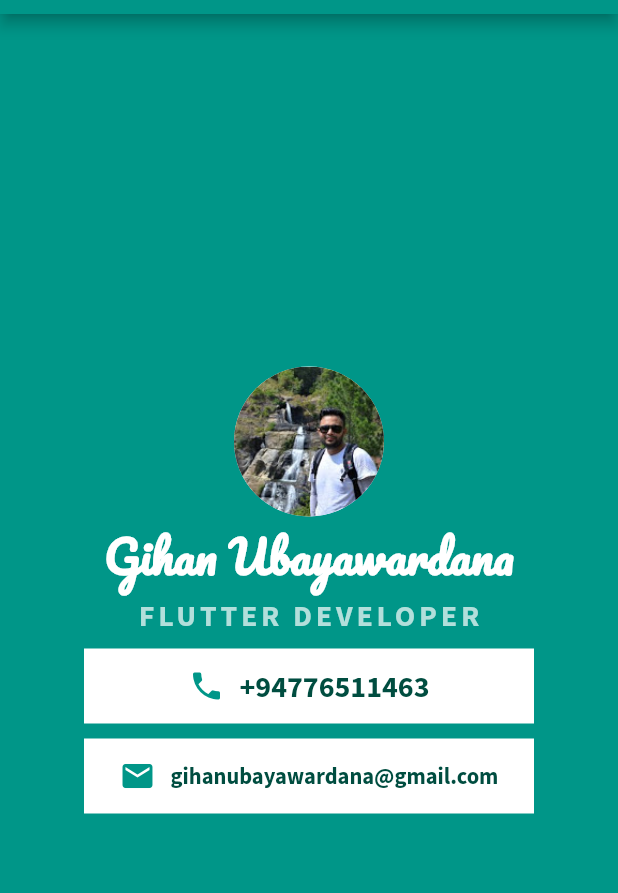
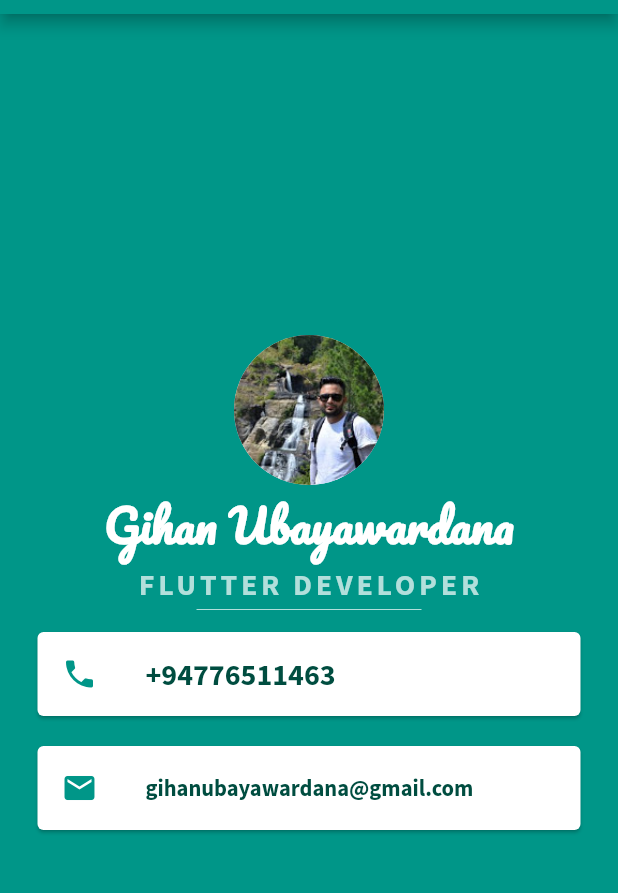
Before and after one commit to gihanmu/flutter-business-card, a Flutter app: the screen it shows after launch, on a phone screen of 412 x 824 dp, the part 70-963 px from its top. Run offline on Flutter 3.47's test engine with Material 2 defaults, Android fonts, the phone set to English and light mode, and no system bars.

Commit message:
add cards

```diff
--- a/lib/main.dart
+++ b/lib/main.dart
@@ -49,20 +49,22 @@ class MyApp extends StatelessWidget {
                   fontWeight: FontWeight.bold,
                 ),
               ),
-              Container(
+              SizedBox(
+                height: 10.0,
+                width: 150.0,
+                child: Divider(
+                  color: Colors.teal.shade100,
+                ),
+              ),
+              Card(
                 color: Colors.white,
-                width: 300.0,
-                height: 50.0,
-                margin: EdgeInsets.only(top: 10.0),
-                child: Row(
-                  mainAxisAlignment: MainAxisAlignment.center,
-                  children: <Widget>[
-                    Icon(
+                margin: EdgeInsets.symmetric(horizontal: 25.0, vertical: 10.0),
+                child: ListTile(
+                  leading: Icon(
                     Icons.phone,
                     color: Colors.teal,
                   ),
-                    SizedBox(width: 10.0),
-                    Text(
+                  title: Text(
                     '+94776511463',
                     style: TextStyle(
                       color: Colors.teal.shade900,
@@ -70,24 +72,18 @@ class MyApp extends StatelessWidget {
                       fontWeight: FontWeight.bold,
                       fontSize: 20.0,
                     ),
-                    )
-                  ],
                   ),
                 ),
-              Container(
+              ),
+              Card(
                 color: Colors.white,
-                width: 300.0,
-                height: 50.0,
-                margin: EdgeInsets.only(top: 10.0),
-                child: Row(
-                  mainAxisAlignment: MainAxisAlignment.center,
-                  children: <Widget>[
-                    Icon(
+                margin: EdgeInsets.symmetric(horizontal: 25.0, vertical: 10.0),
+                child: ListTile(
+                  leading: Icon(
                     Icons.email,
                     color: Colors.teal,
                   ),
-                    SizedBox(width: 10.0),
-                    Text(
+                  title: Text(
                     'gihanubayawardana@gmail.com',
                     style: TextStyle(
                       color: Colors.teal.shade900,
@@ -95,10 +91,9 @@ class MyApp extends StatelessWidget {
                       fontWeight: FontWeight.bold,
                       fontSize: 15.0,
                     ),
-                    )
-                  ],
                   ),
-              )
+                ),
+              ),
             ],
           ),
         ),
```
Lines whose indentation alone changed are shown as unchanged.
